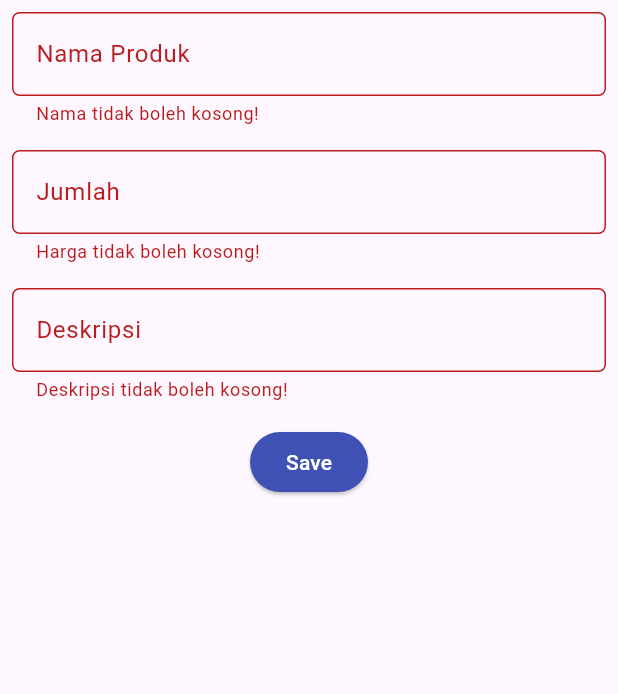
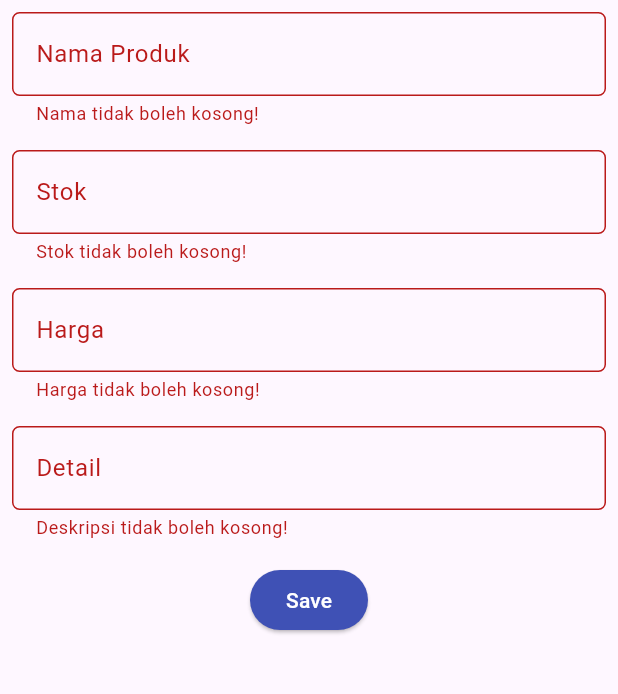
Before and after one commit to gilangp03/gradient-sport, a Flutter app: the ShopFormPage screen opened directly, after a tap on "Save", on a phone screen of 412 x 824 dp, the part 84-778 px from its top. Run offline on Flutter 3.47's test engine with Material 2 defaults, Android fonts, the phone set to English and light mode, and no system bars; missing offline and left inert: pbp_django_auth; network calls fail.

Commit message:
finish tugas 9

```diff
--- a/lib/screen/shoplist_form.dart
+++ b/lib/screen/shoplist_form.dart
@@ -1,5 +1,10 @@
+import 'dart:convert';
+
 import 'package:flutter/material.dart';
 import 'package:gradient_sport/widgets/left_drawer.dart';
+import 'package:pbp_django_auth/pbp_django_auth.dart';
+import 'package:provider/provider.dart';
+import 'home_page.dart';
 
 class ShopFormPage extends StatefulWidget {
     const ShopFormPage({super.key});
@@ -12,10 +17,13 @@ class ShopFormPage extends StatefulWidget {
 class _ShopFormPageState extends State<ShopFormPage> {
     final _formKey = GlobalKey<FormState>();
     String _name = "";
+    int _stock= 0;
     int _price = 0;
-    String _description = "";
+    String _detail = "";
+
     @override
     Widget build(BuildContext context) {
+       final request = context.watch<CookieRequest>();
         return Scaffold(
   appBar: AppBar(
     title: const Center(
@@ -59,8 +67,35 @@ class _ShopFormPageState extends State<ShopFormPage> {
           padding: const EdgeInsets.all(8.0),
           child: TextFormField(
             decoration: InputDecoration(
-              hintText: "Jumlah",
-              labelText: "Jumlah",
+              hintText: "Stok",
+              labelText: "Stok",
+              border: OutlineInputBorder(
+                borderRadius: BorderRadius.circular(5.0),
+              ),
+            ),
+            // TODO: Tambahkan variabel yang sesuai
+            onChanged: (String? value) {
+              setState(() {
+                _stock = int.parse(value!);
+              });
+            },
+            validator: (String? value) {
+              if (value == null || value.isEmpty) {
+                return "Stok tidak boleh kosong!";
+              }
+              if (int.tryParse(value) == null) {
+                return "Stok harus berupa angka!";
+              }
+              return null;
+            },
+          ),
+        ),
+        Padding(
+          padding: const EdgeInsets.all(8.0),
+          child: TextFormField(
+            decoration: InputDecoration(
+              hintText: "Harga",
+              labelText: "Harga",
               border: OutlineInputBorder(
                 borderRadius: BorderRadius.circular(5.0),
               ),
@@ -86,8 +121,8 @@ class _ShopFormPageState extends State<ShopFormPage> {
           padding: const EdgeInsets.all(8.0),
           child: TextFormField(
             decoration: InputDecoration(
-              hintText: "Deskripsi",
-              labelText: "Deskripsi",
+              hintText: "Detail",
+              labelText: "Detail",
               border: OutlineInputBorder(
                 borderRadius: BorderRadius.circular(5.0),
               ),
@@ -95,7 +130,7 @@ class _ShopFormPageState extends State<ShopFormPage> {
             onChanged: (String? value) {
               setState(() {
                 // TODO: Tambahkan variabel yang sesuai
-                _description = value!;
+                _detail = value!;
               });
             },
             validator: (String? value) {
@@ -115,38 +150,36 @@ class _ShopFormPageState extends State<ShopFormPage> {
                 backgroundColor:
                     MaterialStateProperty.all(Colors.indigo),
               ),
-              onPressed: () {
+              onPressed: () async {
                 if (_formKey.currentState!.validate()) {
-                      showDialog(
-                        context: context,
-                        builder: (context) {
-                          return AlertDialog(
-                            title: const Text('Produk berhasil tersimpan'),
-                            content: SingleChildScrollView(
-                              child: Column(
-                                crossAxisAlignment:
-                                    CrossAxisAlignment.start,
-                                children: [
-                                  Text('Nama: $_name'),
-                                  Text('Harga: $_price'),
-                                  Text('Deskripsi: $_description'),
-                                  // TODO: Munculkan value-value lainnya
-                                ],
-                              ),
-                            ),
-                            actions: [
-                              TextButton(
-                                child: const Text('OK'),
-                                onPressed: () {
-                                  Navigator.pop(context);
-                                },
-                              ),
-                            ],
-                          );
-                        },
-                      );
-                    _formKey.currentState!.reset();
-                    }
+        // Kirim ke Django dan tunggu respons
+        // TODO: Ganti URL dan jangan lupa tambahkan trailing slash (/) di akhir URL!
+        final response = await request.postJson(
+        "https://jatama-management-app-production.up.railway.app/create-flutter/",
+        jsonEncode(<String, String>{
+            'name': _name,
+            'stock': _stock.toString(),
+            'price': _price.toString(),
+            'detail': _detail,
+            // TODO: Sesuaikan field data sesuai dengan aplikasimu
+        }));
+        if (response['status'] == 'success') {
+            ScaffoldMessenger.of(context)
+                .showSnackBar(const SnackBar(
+            content: Text("Produk baru berhasil disimpan!"),
+            ));
+            Navigator.pushReplacement(
+                context,
+                MaterialPageRoute(builder: (context) => HomePage()),
+            );
+        } else {
+            ScaffoldMessenger.of(context)
+                .showSnackBar(const SnackBar(
+                content:
+                    Text("Terdapat kesalahan, silakan coba lagi."),
+            ));
+        }
+    }
               },
               child: const Text(
                 "Save",
--- a/lib/widgets/left_drawer.dart
+++ b/lib/widgets/left_drawer.dart
@@ -1,6 +1,7 @@
 import 'package:flutter/material.dart';
 import 'package:gradient_sport/screen/home_page.dart';
 import 'package:gradient_sport/screen/shoplist_form.dart';
+import 'package:gradient_sport/screen/list_product.dart';
 
 class LeftDrawer extends StatelessWidget {
   const LeftDrawer({super.key});
@@ -67,6 +68,17 @@ ListTile(
         ));
   },
 ),
+ListTile(
+    leading: const Icon(Icons.shopping_basket),
+    title: const Text('Daftar Produk'),
+    onTap: () {
+        // Route menu ke halaman produk
+        Navigator.push(
+        context,
+        MaterialPageRoute(builder: (context) => const ProductPage()),
+        );
+    },
+),
         ],
       ),
     );
--- a/pubspec.yaml
+++ b/pubspec.yaml
@@ -35,6 +35,8 @@ dependencies:
   # The following adds the Cupertino Icons font to your application.
   # Use with the CupertinoIcons class for iOS style icons.
   cupertino_icons: ^1.0.2
+  provider: ^6.1.1
+  pbp_django_auth: ^0.4.0
 
 dev_dependencies:
   flutter_test:
```
Also changed, not shown: lib/main.dart (+11 -3 lines), lib/models/product.dart (added, +85 -0 lines), lib/screen/detail_product.dart (added, +32 -0 lines), lib/screen/home_page.dart (+2 -62 lines), lib/screen/list_product.dart (added, +104 -0 lines), lib/screen/login_page.dart (added, +113 -0 lines), lib/widgets/shop_card.dart (added, +91 -0 lines), pubspec.lock, 3 other files.
